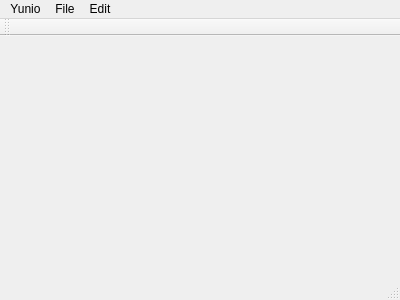
giftbox/helloworld, file mainwindow.ui: the form before one commit.
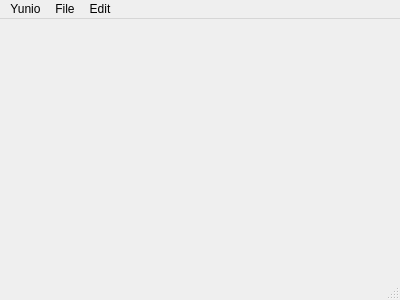
The form after the commit.

```diff
--- a/mainwindow.ui
+++ b/mainwindow.ui
@@ -53,14 +53,6 @@
    <addaction name="menuFile"/>
    <addaction name="menuEdit"/>
   </widget>
-  <widget class="QToolBar" name="mainToolBar">
-   <attribute name="toolBarArea">
-    <enum>TopToolBarArea</enum>
-   </attribute>
-   <attribute name="toolBarBreak">
-    <bool>false</bool>
-   </attribute>
-  </widget>
   <widget class="QStatusBar" name="statusBar"/>
   <action name="action1">
    <property name="text">
```
